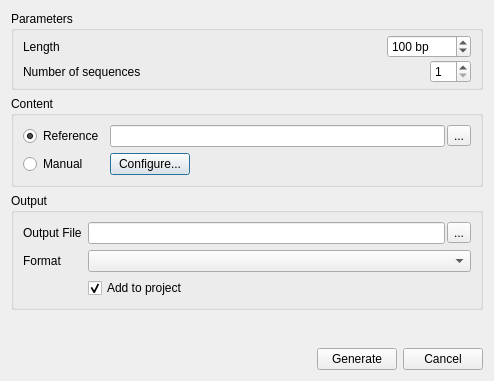
First picture: the form in src/plugins/dna_export/src/ui/DNASequenceGeneratorDialog.ui, repository violethaze74/ugene, before the edit.
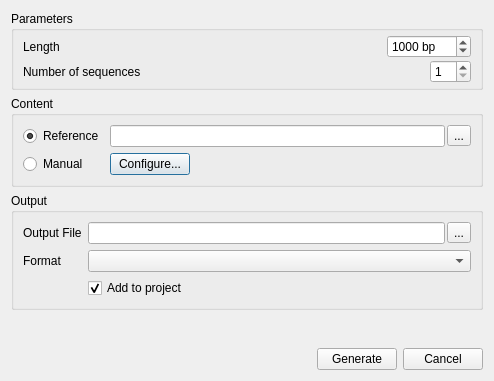
Second picture: the form after the edit.

What changed in the file:
```diff
--- a/src/plugins/dna_export/src/ui/DNASequenceGeneratorDialog.ui
+++ b/src/plugins/dna_export/src/ui/DNASequenceGeneratorDialog.ui
@@ -69,13 +69,13 @@
            <string> bp</string>
           </property>
           <property name="minimum">
-           <number>10</number>
+           <number>1</number>
           </property>
           <property name="maximum">
-           <number>999999999</number>
+           <number>2147483647</number>
           </property>
           <property name="value">
-           <number>100</number>
+           <number>1000</number>
           </property>
          </widget>
         </item>
```
